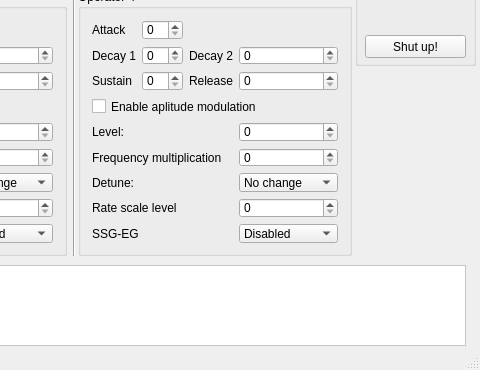
This is src/bank_editor.ui in Wohlstand/OPN2BankEditor as Qt 5 draws it before an edit; both pictures show x 485 to 965 and y 454 to 824 of the 965 by 824 pixel window. The edited form follows.
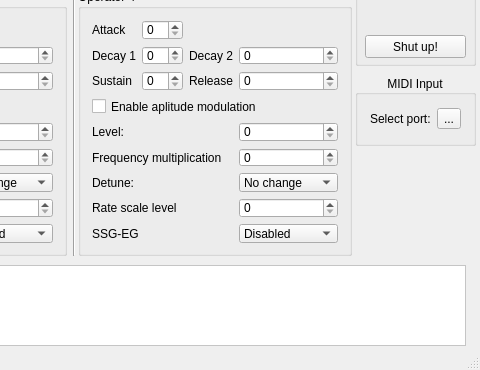
This is the edited form. Icons and pictures are not drawn. Custom widgets are drawn as their Qt base class.

Commit message: add basic MIDI

The edit to the form file:
```diff
--- a/src/bank_editor.ui
+++ b/src/bank_editor.ui
@@ -2193,9 +2193,9 @@
     <property name="geometry">
      <rect>
       <x>840</x>
-      <y>500</y>
+      <y>590</y>
       <width>121</width>
-      <height>151</height>
+      <height>101</height>
      </rect>
     </property>
     <property name="frameShape">
@@ -2237,6 +2237,68 @@
      <enum>Qt::Horizontal</enum>
     </property>
    </widget>
+   <widget class="QGroupBox" name="midiIn_zone">
+    <property name="geometry">
+     <rect>
+      <x>840</x>
+      <y>510</y>
+      <width>121</width>
+      <height>71</height>
+     </rect>
+    </property>
+    <property name="title">
+     <string>MIDI Input</string>
+    </property>
+    <property name="alignment">
+     <set>Qt::AlignCenter</set>
+    </property>
+    <layout class="QHBoxLayout" name="horizontalLayout">
+     <item>
+      <spacer name="horizontalSpacer">
+       <property name="orientation">
+        <enum>Qt::Horizontal</enum>
+       </property>
+       <property name="sizeHint" stdset="0">
+        <size>
+         <width>10</width>
+         <height>20</height>
+        </size>
+       </property>
+      </spacer>
+     </item>
+     <item>
+      <widget class="QLabel" name="label_50">
+       <property name="text">
+        <string>Select port:</string>
+       </property>
+      </widget>
+     </item>
+     <item>
+      <widget class="QToolButton" name="midiIn">
+       <property name="text">
+        <string>...</string>
+       </property>
+       <property name="icon">
+        <iconset resource="resources/resources.qrc">
+         <normaloff>:/mporto.png</normaloff>:/mporto.png</iconset>
+       </property>
+      </widget>
+     </item>
+     <item>
+      <spacer name="horizontalSpacer_2">
+       <property name="orientation">
+        <enum>Qt::Horizontal</enum>
+       </property>
+       <property name="sizeHint" stdset="0">
+        <size>
+         <width>10</width>
+         <height>20</height>
+        </size>
+       </property>
+      </spacer>
+     </item>
+    </layout>
+   </widget>
   </widget>
   <widget class="QMenuBar" name="menuBar">
    <property name="geometry">
```
Left out of the diff: 2 changed lines with no effect on the pictures. The commit also changes 10 other files.
